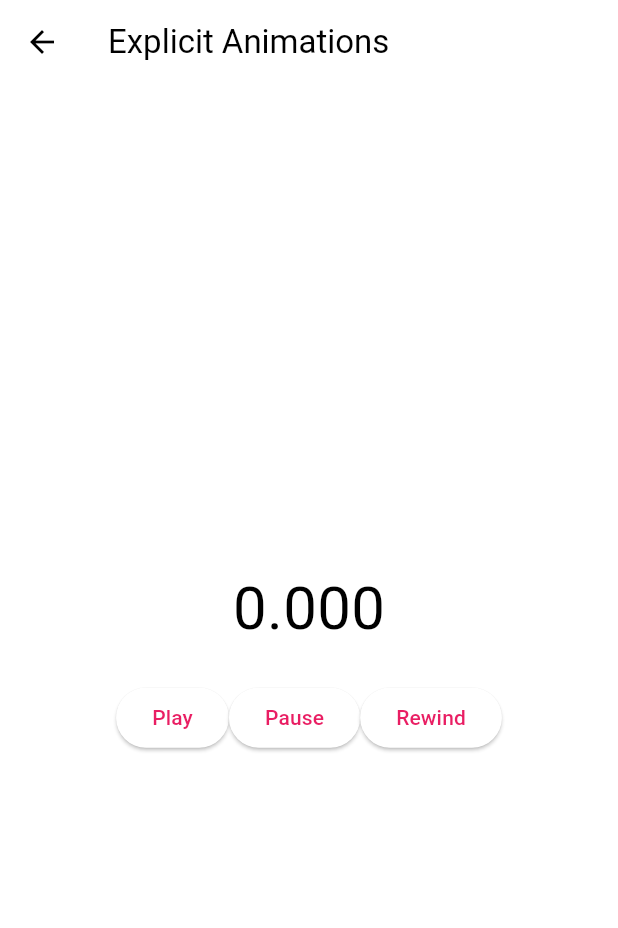
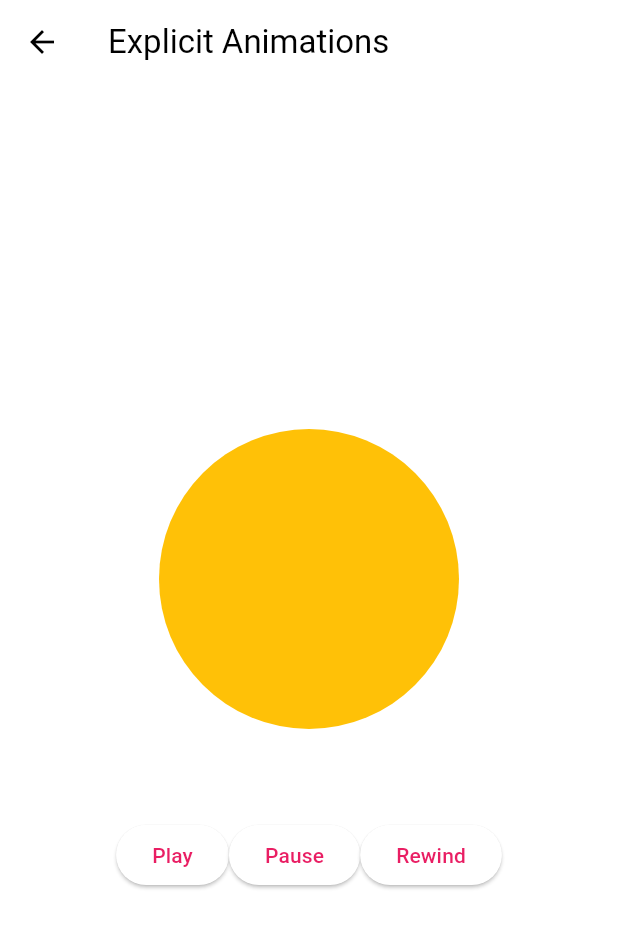
Before and after one commit to expensive-garbage/Jinwook-Song-flutter_animations, a Flutter app: the ExplicitAnimationsScreen screen opened directly, on a phone screen of 412 x 824 dp. Shown: the top 928 px of the screen. Run offline on Flutter 3.47's test engine with Material 2 defaults, Android fonts, the phone set to English and light mode, and no system bars.

Commit message:
explicit animations

```diff
--- a/lib/screens/explicit_animations_screen.dart
+++ b/lib/screens/explicit_animations_screen.dart
@@ -12,8 +12,35 @@ class _ExplicitAnimationsScreenState extends State<ExplicitAnimationsScreen>
     with SingleTickerProviderStateMixin {
   late final AnimationController _animationController = AnimationController(
     vsync: this,
-    duration: const Duration(seconds: 10),
+    duration: const Duration(milliseconds: 300),
   );
+
+// Connect Tween and AnimationController
+  late final Animation<Decoration> _decorationAnimation = DecorationTween(
+    begin: BoxDecoration(
+      color: Colors.amber,
+      borderRadius: BorderRadius.circular(120),
+    ),
+    end: BoxDecoration(
+      color: Colors.purple,
+      borderRadius: BorderRadius.circular(20),
+    ),
+  ).animate(_animationController);
+
+  late final Animation<double> _rotationAnimation = Tween(
+    begin: 0.0,
+    end: 1 / 8,
+  ).animate(_animationController);
+
+  late final Animation<double> _scaleAnimation = Tween(
+    begin: 1.0,
+    end: 0.5,
+  ).animate(_animationController);
+
+  late final Animation<Offset> _offsetAnimation = Tween(
+    begin: Offset.zero,
+    end: const Offset(0, -1),
+  ).animate(_animationController);
 
   void _play() {
     _animationController.forward();
@@ -28,8 +55,9 @@ class _ExplicitAnimationsScreenState extends State<ExplicitAnimationsScreen>
   }
 
   @override
-  void initState() {
-    super.initState();
+  void dispose() {
+    _animationController.dispose();
+    super.dispose();
   }
 
   @override
@@ -42,17 +70,24 @@ class _ExplicitAnimationsScreenState extends State<ExplicitAnimationsScreen>
         child: Column(
           mainAxisAlignment: MainAxisAlignment.center,
           children: [
-            AnimatedBuilder(
-              animation: _animationController,
-              builder: (context, child) {
-                return Text(
-                  _animationController.value.toStringAsFixed(3),
-                  style: const TextStyle(fontSize: 40),
-                );
-              },
+            SlideTransition(
+              position: _offsetAnimation,
+              child: ScaleTransition(
+                scale: _scaleAnimation,
+                child: RotationTransition(
+                  turns: _rotationAnimation,
+                  child: DecoratedBoxTransition(
+                    decoration: _decorationAnimation,
+                    child: const SizedBox(
+                      width: 200,
+                      height: 200,
+                    ),
+                  ),
+                ),
+              ),
             ),
             const SizedBox(
-              height: 20,
+              height: 60,
             ),
             Row(
               mainAxisAlignment: MainAxisAlignment.center,
```
Also changed, not shown: 1 other file.
